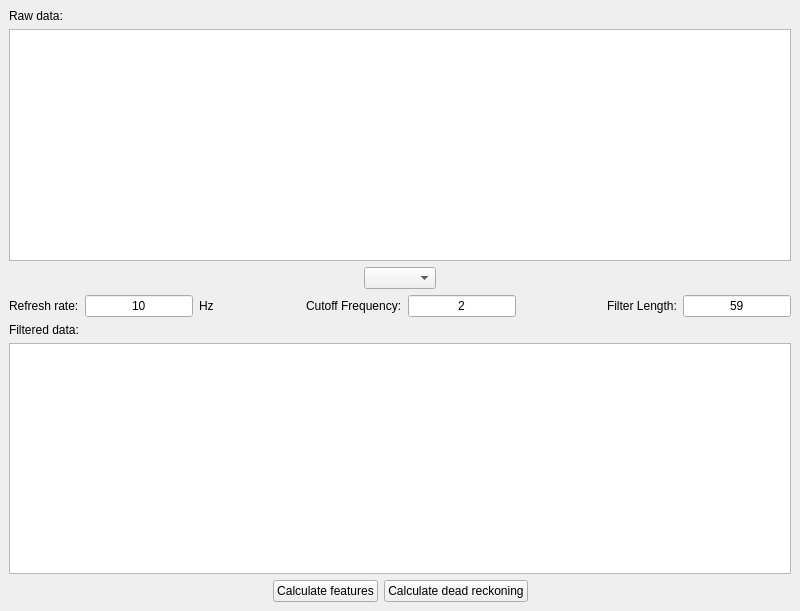
This is src/pyAnimalTrack/ui/View/DataImportWindow.ui in davemccormick/pyAnimalTrack as Qt 5 draws it before an edit. The edited form follows.
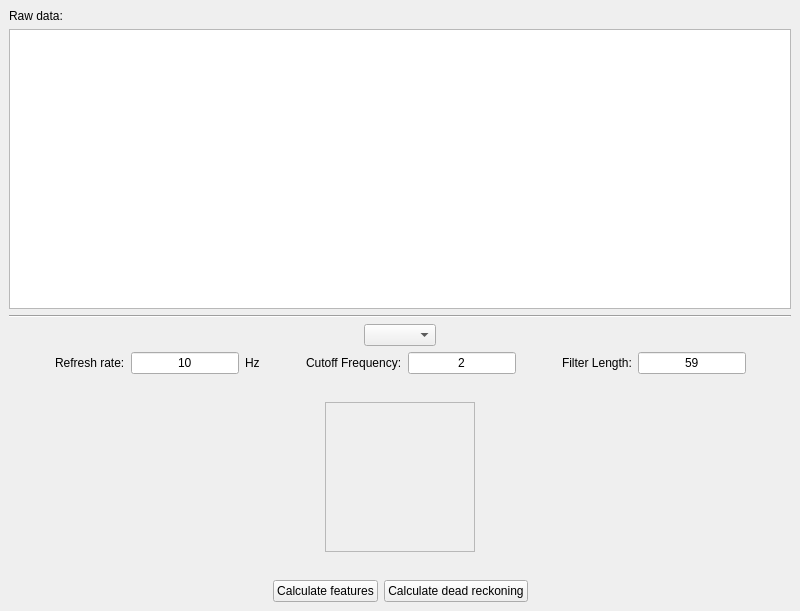
This is the edited form.

Commit message: Changed back to showing a graph on the DataImportWindow

The edit to the form file:
```diff
--- a/src/pyAnimalTrack/ui/View/DataImportWindow.ui
+++ b/src/pyAnimalTrack/ui/View/DataImportWindow.ui
@@ -41,6 +41,12 @@
           <verstretch>0</verstretch>
          </sizepolicy>
         </property>
+        <property name="minimumSize">
+         <size>
+          <width>0</width>
+          <height>280</height>
+         </size>
+        </property>
         <property name="selectionMode">
          <enum>QAbstractItemView::SingleSelection</enum>
         </property>
@@ -52,6 +58,13 @@
         </attribute>
        </widget>
       </item>
+      <item>
+       <widget class="Line" name="line">
+        <property name="orientation">
+         <enum>Qt::Horizontal</enum>
+        </property>
+       </widget>
+      </item>
       <item>
        <layout class="QHBoxLayout" name="horizontalLayout_3">
         <item>
@@ -97,6 +110,19 @@
       </item>
       <item>
        <layout class="QHBoxLayout" name="horizontalLayout">
+        <item>
+         <spacer name="horizontalSpacer_7">
+          <property name="orientation">
+           <enum>Qt::Horizontal</enum>
+          </property>
+          <property name="sizeHint" stdset="0">
+           <size>
+            <width>40</width>
+            <height>20</height>
+           </size>
+          </property>
+         </spacer>
+        </item>
         <item>
          <widget class="QLabel" name="label_2">
           <property name="sizePolicy">
@@ -150,6 +176,9 @@
           <property name="orientation">
            <enum>Qt::Horizontal</enum>
           </property>
+          <property name="sizeType">
+           <enum>QSizePolicy::Fixed</enum>
+          </property>
           <property name="sizeHint" stdset="0">
            <size>
             <width>40</width>
@@ -192,6 +221,9 @@
           <property name="orientation">
            <enum>Qt::Horizontal</enum>
           </property>
+          <property name="sizeType">
+           <enum>QSizePolicy::Fixed</enum>
+          </property>
           <property name="sizeHint" stdset="0">
            <size>
             <width>40</width>
@@ -209,6 +241,12 @@
         </item>
         <item>
          <widget class="QLineEdit" name="filterLineEdit">
+          <property name="sizePolicy">
+           <sizepolicy hsizetype="Fixed" vsizetype="Fixed">
+            <horstretch>0</horstretch>
+            <verstretch>0</verstretch>
+           </sizepolicy>
+          </property>
           <property name="text">
            <string>59</string>
           </property>
@@ -217,33 +255,105 @@
           </property>
          </widget>
         </item>
+        <item>
+         <spacer name="horizontalSpacer_8">
+          <property name="orientation">
+           <enum>Qt::Horizontal</enum>
+          </property>
+          <property name="sizeHint" stdset="0">
+           <size>
+            <width>40</width>
+            <height>20</height>
+           </size>
+          </property>
+         </spacer>
+        </item>
        </layout>
       </item>
       <item>
-       <widget class="QLabel" name="label_4">
-        <property name="sizePolicy">
-         <sizepolicy hsizetype="Fixed" vsizetype="Fixed">
-          <horstretch>0</horstretch>
-          <verstretch>0</verstretch>
-         </sizepolicy>
+       <layout class="QHBoxLayout" name="horizontalLayout_4">
+        <property name="spacing">
+         <number>0</number>
         </property>
-        <property name="text">
-         <string>Filtered data:</string>
-        </property>
-       </widget>
-      </item>
-      <item>
-       <widget class="QTableView" name="filteredTableView">
-        <property name="sizePolicy">
-         <sizepolicy hsizetype="Expanding" vsizetype="Preferred">
-          <horstretch>0</horstretch>
-          <verstretch>0</verstretch>
-         </sizepolicy>
-        </property>
-        <property name="selectionMode">
-         <enum>QAbstractItemView::SingleSelection</enum>
-        </property>
-       </widget>
+        <item>
+         <layout class="QGridLayout" name="plotFrame">
+          <property name="sizeConstraint">
+           <enum>QLayout::SetDefaultConstraint</enum>
+          </property>
+          <property name="spacing">
+           <number>0</number>
+          </property>
+         </layout>
+        </item>
+        <item>
+         <spacer name="verticalSpacer">
+          <property name="orientation">
+           <enum>Qt::Vertical</enum>
+          </property>
+          <property name="sizeType">
+           <enum>QSizePolicy::MinimumExpanding</enum>
+          </property>
+          <property name="sizeHint" stdset="0">
+           <size>
+            <width>0</width>
+            <height>150</height>
+           </size>
+          </property>
+         </spacer>
+        </item>
+        <item>
+         <widget class="QFrame" name="frame">
+          <property name="sizePolicy">
+           <sizepolicy hsizetype="Fixed" vsizetype="Fixed">
+            <horstretch>0</horstretch>
+            <verstretch>0</verstretch>
+           </sizepolicy>
+          </property>
+          <property name="minimumSize">
+           <size>
+            <width>150</width>
+            <height>150</height>
+           </size>
+          </property>
+          <property name="maximumSize">
+           <size>
+            <width>150</width>
+            <height>150</height>
+           </size>
+          </property>
+          <property name="frameShape">
+           <enum>QFrame::StyledPanel</enum>
+          </property>
+          <property name="frameShadow">
+           <enum>QFrame::Raised</enum>
+          </property>
+          <layout class="QHBoxLayout" name="horizontalLayout_5">
+           <property name="spacing">
+            <number>0</number>
+           </property>
+           <property name="leftMargin">
+            <number>0</number>
+           </property>
+           <property name="topMargin">
+            <number>0</number>
+           </property>
+           <property name="rightMargin">
+            <number>0</number>
+           </property>
+           <property name="bottomMargin">
+            <number>0</number>
+           </property>
+           <item>
+            <layout class="QGridLayout" name="legendFrame">
+             <property name="spacing">
+              <number>0</number>
+             </property>
+            </layout>
+           </item>
+          </layout>
+         </widget>
+        </item>
+       </layout>
       </item>
       <item>
        <layout class="QHBoxLayout" name="horizontalLayout_2">
```
The commit also changes 1 other file.
